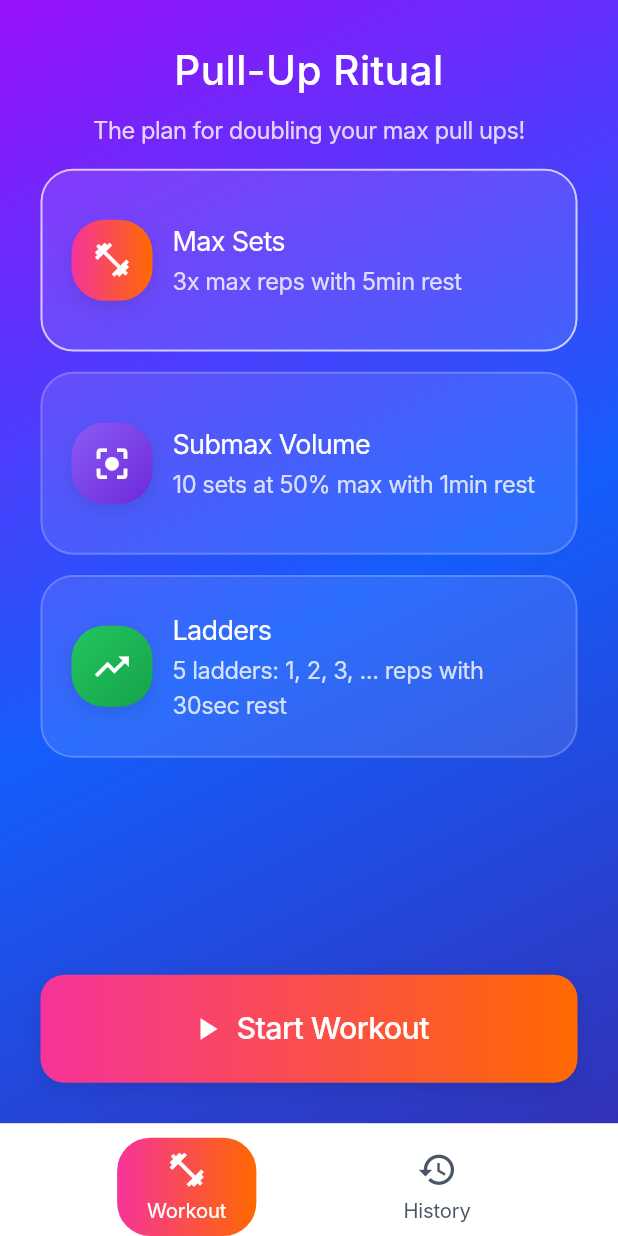
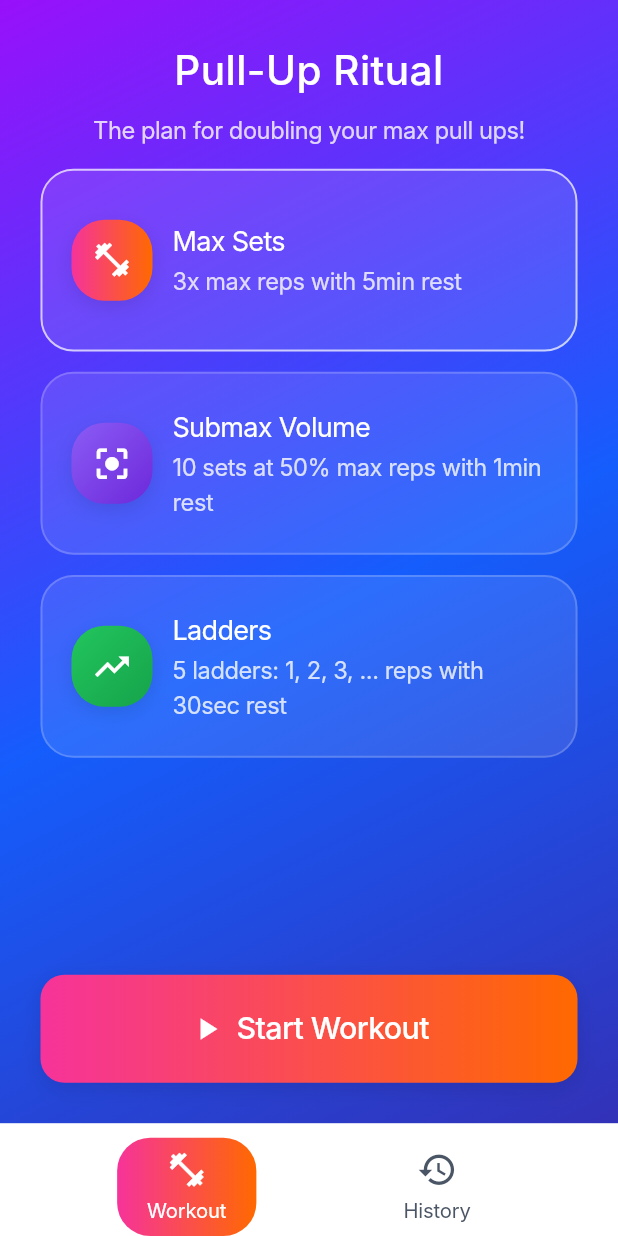
Before and after one commit to SaturnFromTitan/pull-up-ritual, a Flutter app: the screen it shows after launch, on a phone screen of 412 x 824 dp. Run offline on Flutter 3.47's test engine with Material 3 defaults, Android fonts, the phone set to English and light mode, and no system bars; Roboto replaces fonts that are missing (Inter).

Commit message:
chore: improve wording

```diff
--- a/lib/features/workout/presentation/screens/selection_screen.dart
+++ b/lib/features/workout/presentation/screens/selection_screen.dart
@@ -133,7 +133,7 @@ class _WorkoutSelectionScreenState extends State<WorkoutSelectionScreen> {
 
                 _WorkoutCard(
                   title: 'Submax Volume',
-                  description: '10 sets at 50% max with 1min rest',
+                  description: '10 sets at 50% max reps with 1min rest',
                   icon: const Icon(
                     Icons.center_focus_strong,
                     color: Colors.white,
```
